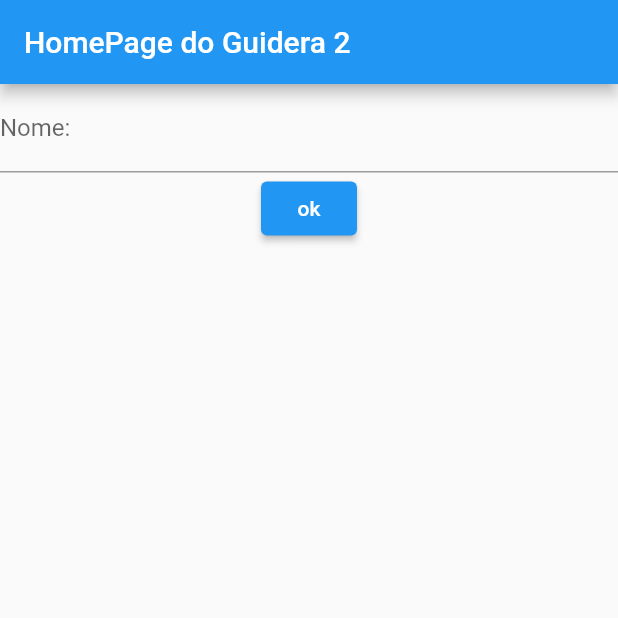
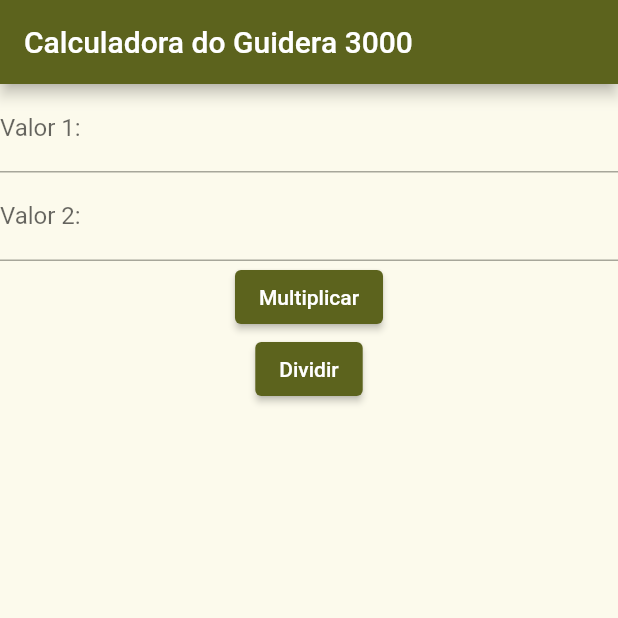
Before and after one commit to GGuidetti/flutter_application, a Flutter app: the screen it shows after launch, on a phone screen of 412 x 824 dp, the top half of it. Run offline on Flutter 3.47's test engine with Material 2 defaults, Android fonts, the phone set to English and light mode, and no system bars; missing offline and left inert: dart:html.

Commit message:
Calculadora do Guidera 3000

```diff
--- a/lib/widgets/configuracoes.dart
+++ b/lib/widgets/configuracoes.dart
@@ -15,7 +15,7 @@ class Configuracoes extends StatelessWidget
     return MaterialApp(
       debugShowCheckedModeBanner: false,
       title: 'Aulinha dos cria',
-      theme:  ThemeData(primaryColor: Colors.red),
+      theme:  ThemeData(colorSchemeSeed: Color.fromARGB(255, 244, 255, 145)),
       home:  PrimeiraPagina(),
       );
   }
--- a/lib/widgets/primeira_pagina.dart
+++ b/lib/widgets/primeira_pagina.dart
@@ -3,12 +3,13 @@ import 'package:flutter/material.dart';
 
 class PrimeiraPagina extends StatelessWidget {
   @override
-  var valorInput;
+  var valor1 = 0.0;
+  var valor2 = 0.0;
   Widget build(BuildContext context) {
     return Scaffold(
       appBar: AppBar(
         //Definindo o titulo da home
-        title: Text('HomePage do Guidera 2'),
+        title: Text('Calculadora do Guidera 3000'),
       ),
       body: Center(
           child: Column(
@@ -17,18 +18,49 @@ class PrimeiraPagina extends StatelessWidget {
               //Criando um input com Label e placeholder,
               //que ao ser alterado printa o valor do input no console
               decoration: InputDecoration(
-                  label: Text("Nome: "), hintText: "Informe seu nome"),
-              onChanged: (valorDigitado) {
-                valorInput = valorDigitado;
-                print(valorDigitado);
+                  label: Text("Valor 1: "), hintText: "Informe o primeiro valor"),
+              onChanged: (primeiroValor) {
+                valor1 = double.parse(primeiroValor);
+                print(primeiroValor);
+              }),
+              TextField(
+              //Criando um input com Label e placeholder,
+              //que ao ser alterado printa o valor do input no console
+              decoration: InputDecoration(
+                  label: Text("Valor 2: "),
+                  hintText: "Informe o segundo valor"),
+              onChanged: (segundoValor) {
+                valor2 = double.parse(segundoValor);
+                print(segundoValor);
               }),
           //Criando um botão flutuante que ao ser pressionado
           //printa o valor do input no console
           ElevatedButton(
               onPressed: () {
-                print(valorInput);
+                var mult = valor1 * valor2;
+                showDialog(
+                    context: context,
+                    builder: (context) {
+                      return AlertDialog(
+                        title: Text('Resultado: '),
+                        content: Text("$mult"),
+                      );
+                    });
               },
-              child: Text("ok"))
+              child: Text("Multiplicar")),
+              ElevatedButton(
+              onPressed: () {
+                var div = valor1 / valor2;
+                showDialog(
+                    context: context,
+                    builder: (context) {
+                      return AlertDialog(
+                        title: Text('Resultado: '),
+                        content: Text("$div"),
+                      );
+                    });
+              },
+              child: Text("Dividir"))
         ],
       )),
     );
```
